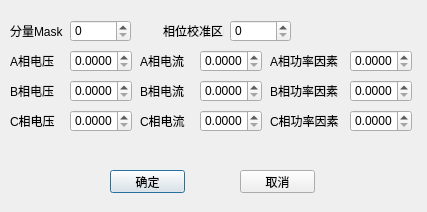
The window that window/phaseCorrectionParamDialog.ui (liuchengyiu/calib) describes before a commit, drawn with Qt 5.
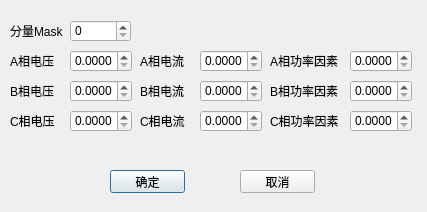
The same window after the commit.

```diff
--- a/window/phaseCorrectionParamDialog.ui
+++ b/window/phaseCorrectionParamDialog.ui
@@ -326,32 +326,6 @@
     <string>取消</string>
    </property>
   </widget>
-  <widget class="QSpinBox" name="weightPhaseSpinBox">
-   <property name="geometry">
-    <rect>
-     <x>230</x>
-     <y>20</y>
-     <width>61</width>
-     <height>22</height>
-    </rect>
-   </property>
-   <property name="maximum">
-    <number>999</number>
-   </property>
-  </widget>
-  <widget class="QLabel" name="label_11">
-   <property name="geometry">
-    <rect>
-     <x>163</x>
-     <y>20</y>
-     <width>61</width>
-     <height>22</height>
-    </rect>
-   </property>
-   <property name="text">
-    <string>相位校准区间</string>
-   </property>
-  </widget>
  </widget>
  <resources/>
  <connections/>
```
